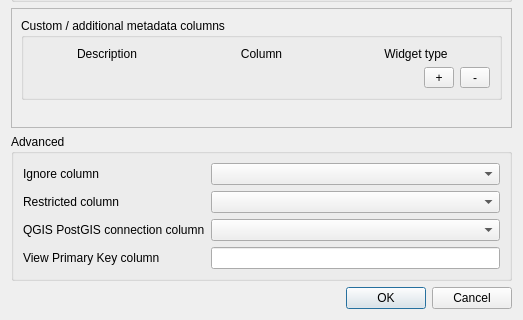
First picture: the form in LayerMetadataSearch/ui/config_dialog_base.ui, repository lutraconsulting/qgis-geocat-plugin, before the edit; both pictures show x 0 to 523 and y 421 to 741 of the 523 by 741 pixel window.
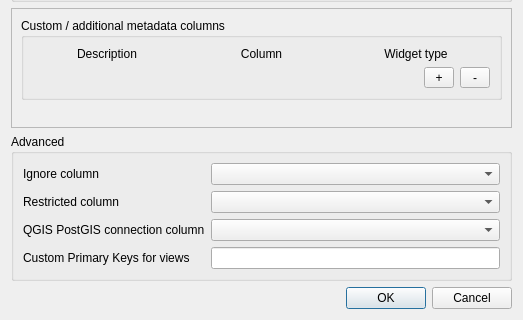
Second picture: the form after the edit.

Commit message: Added using first column as primary key for PostGIS views as default and last choice behavior. Custom Primary Keys for PostGIS views accepts now multiple, comma separated column names.

```diff
--- a/LayerMetadataSearch/ui/config_dialog_base.ui
+++ b/LayerMetadataSearch/ui/config_dialog_base.ui
@@ -372,7 +372,7 @@
       <item row="4" column="0">
        <widget class="QLabel" name="label_12">
         <property name="text">
-         <string>View Primary Key column</string>
+         <string>Custom Primary Keys for views</string>
         </property>
        </widget>
       </item>
```
Left out of the diff: 2 changed lines with no effect on the pictures. The commit also changes 4 other files.
